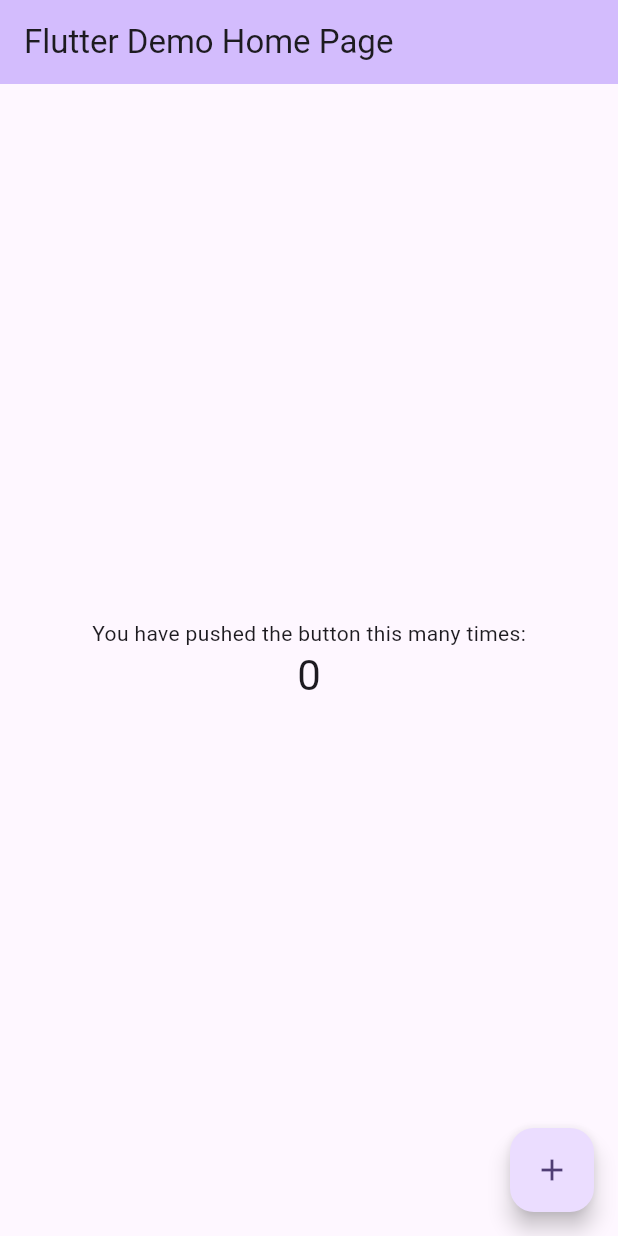
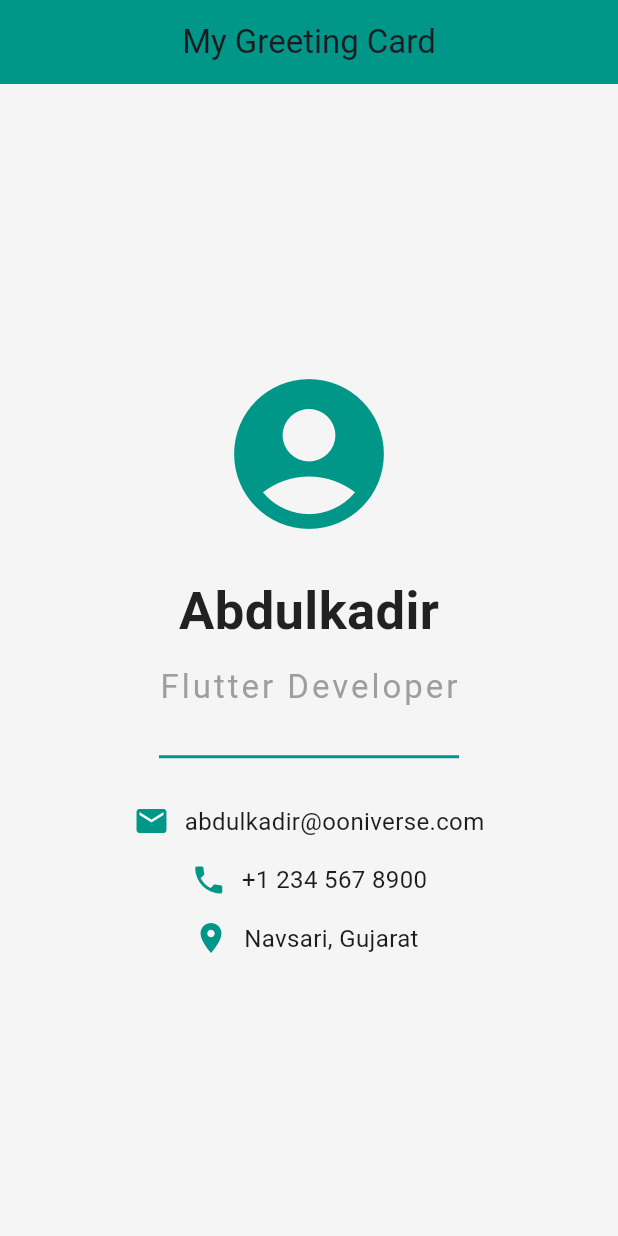
Before and after one commit to AbdulKadir-22/3-months-to-internship, a Flutter app: the screen it shows after launch, on a phone screen of 412 x 824 dp. Run offline on Flutter 3.47's test engine with Material 3 defaults, Android fonts, the phone set to English and light mode, and no system bars.

Commit message:
Created Flutter profile card

```diff
--- a/02-Flutter/test_app/lib/main.dart
+++ b/02-Flutter/test_app/lib/main.dart
@@ -1,123 +1,110 @@
 import 'package:flutter/material.dart';
 
 void main() {
-  runApp(const MyApp());
+  runApp(const GreetingCardApp());
 }
 
-class MyApp extends StatelessWidget {
-  const MyApp({super.key});
+class GreetingCardApp extends StatelessWidget {
+  const GreetingCardApp({super.key});
 
-  // This widget is the root of your application.
   @override
   Widget build(BuildContext context) {
     return MaterialApp(
       debugShowCheckedModeBanner: false,
-      title: 'Flutter Demo',
-      theme: ThemeData(
-        // This is the theme of your application.
-        //
-        // TRY THIS: Try running your application with "flutter run". You'll see
-        // the application has a purple toolbar. Then, without quitting the app,
-        // try changing the seedColor in the colorScheme below to Colors.green
-        // and then invoke "hot reload" (save your changes or press the "hot
-        // reload" button in a Flutter-supported IDE, or press "r" if you used
-        // the command line to start the app).
-        //
-        // Notice that the counter didn't reset back to zero; the application
-        // state is not lost during the reload. To reset the state, use hot
-        // restart instead.
-        //
-        // This works for code too, not just values: Most code changes can be
-        // tested with just a hot reload.
-        colorScheme: ColorScheme.fromSeed(seedColor: Colors.deepPurple),
-      ),
-      home: const MyHomePage(title: 'Flutter Demo Home Page'),
-    );
-  }
-}
-
-class MyHomePage extends StatefulWidget {
-  const MyHomePage({super.key, required this.title});
-
-  // This widget is the home page of your application. It is stateful, meaning
-  // that it has a State object (defined below) that contains fields that affect
-  // how it looks.
-
-  // This class is the configuration for the state. It holds the values (in this
-  // case the title) provided by the parent (in this case the App widget) and
-  // used by the build method of the State. Fields in a Widget subclass are
-  // always marked "final".
-
-  final String title;
-
-  @override
-  State<MyHomePage> createState() => _MyHomePageState();
-}
-
-class _MyHomePageState extends State<MyHomePage> {
-  int _counter = 0;
-
-  void _incrementCounter() {
-    setState(() {
-      // This call to setState tells the Flutter framework that something has
-      // changed in this State, which causes it to rerun the build method below
-      // so that the display can reflect the updated values. If we changed
-      // _counter without calling setState(), then the build method would not be
-      // called again, and so nothing would appear to happen.
-      _counter++;
-    });
-  }
-
-  @override
-  Widget build(BuildContext context) {
-    // This method is rerun every time setState is called, for instance as done
-    // by the _incrementCounter method above.
-    //
-    // The Flutter framework has been optimized to make rerunning build methods
-    // fast, so that you can just rebuild anything that needs updating rather
-    // than having to individually change instances of widgets.
-    return Scaffold(
+      title: 'Greeting Card',
+      home: Scaffold(
         appBar: AppBar(
-        // TRY THIS: Try changing the color here to a specific color (to
-        // Colors.amber, perhaps?) and trigger a hot reload to see the AppBar
-        // change color while the other colors stay the same.
-        backgroundColor: Theme.of(context).colorScheme.inversePrimary,
-        // Here we take the value from the MyHomePage object that was created by
-        // the App.build method, and use it to set our appbar title.
-        title: Text(widget.title),
+          title: const Text('My Greeting Card'),
+          backgroundColor: Colors.teal,
+          centerTitle: true,  // Centers the title
         ),
         body: Center(
-        // Center is a layout widget. It takes a single child and positions it
-        // in the middle of the parent.
           child: Column(
-          // Column is also a layout widget. It takes a list of children and
-          // arranges them vertically. By default, it sizes itself to fit its
-          // children horizontally, and tries to be as tall as its parent.
-          //
-          // Column has various properties to control how it sizes itself and
-          // how it positions its children. Here we use mainAxisAlignment to
-          // center the children vertically; the main axis here is the vertical
-          // axis because Columns are vertical (the cross axis would be
-          // horizontal).
-          //
-          // TRY THIS: Invoke "debug painting" (choose the "Toggle Debug Paint"
-          // action in the IDE, or press "p" in the console), to see the
-          // wireframe for each widget.
             mainAxisAlignment: MainAxisAlignment.center,
-          children: <Widget>[
-            const Text('You have pushed the button this many times:'),
+            children: [
+              // Profile Icon
+              const Icon(
+                Icons.account_circle,
+                size: 120,
+                color: Colors.teal,
+              ),
+              const SizedBox(height: 20),
+
+              // Name
+              const Text(
+                'Abdulkadir',  // Replace with your name
+                style: TextStyle(
+                  fontSize: 35,
+                  fontWeight: FontWeight.bold,
+                  color: Colors.black87,
+                ),
+              ),
+              const SizedBox(height: 10),
+
+              // Title/Role
+              const Text(
+                'Flutter Developer',
+                style: TextStyle(
+                  fontSize: 22,
+                  color: Colors.grey,
+                  letterSpacing: 2,
+                ),
+              ),
+              const SizedBox(height: 30),
+
+              // Divider
+              Container(
+                width: 200,
+                height: 2,
+                color: Colors.teal,
+              ),
+              const SizedBox(height: 30),
+
+              // Info Row 1
+              Row(
+                mainAxisAlignment: MainAxisAlignment.center,
+                children: const [
+                  Icon(Icons.email, color: Colors.teal),
+                  SizedBox(width: 10),
                   Text(
-              '$_counter',
-              style: Theme.of(context).textTheme.headlineMedium,
+                    'abdulkadir@ooniverse.com',
+                    style: TextStyle(fontSize: 16),
+                  ),
+                ],
+              ),
+              const SizedBox(height: 15),
+
+              // Info Row 2
+              Row(
+                mainAxisAlignment: MainAxisAlignment.center,
+                children: const [
+                  Icon(Icons.phone, color: Colors.teal),
+                  SizedBox(width: 10),
+                  Text(
+                    '+1 234 567 8900',
+                    style: TextStyle(fontSize: 16),
+                  ),
+                ],
+              ),
+              const SizedBox(height: 15),
+
+              // Info Row 3
+              Row(
+                mainAxisAlignment: MainAxisAlignment.center,
+                children: const [
+                  Icon(Icons.location_on, color: Colors.teal),
+                  SizedBox(width: 10),
+                  Text(
+                    'Navsari, Gujarat ',
+                    style: TextStyle(fontSize: 16),
+                  ),
+                ],
               ),
             ],
           ),
         ),
-      floatingActionButton: FloatingActionButton(
-        onPressed: _incrementCounter,
-        tooltip: 'Increment',
-        child: const Icon(Icons.add),
-      ), // This trailing comma makes auto-formatting nicer for build methods.
+        backgroundColor: Colors.grey[100],  // Light background
+      ),
     );
   }
 }
```
Also changed, not shown: 1 other file. Lines whose indentation alone changed are shown as unchanged.
